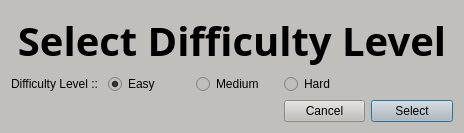
god-friend/SudokuGame, file selectlevel.ui: the form before one commit.
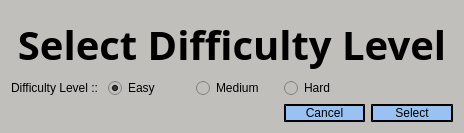
The form after the commit.

Patch:
```diff
--- a/selectlevel.ui
+++ b/selectlevel.ui
@@ -49,7 +49,19 @@
    <item row="2" column="4">
     <widget class="QPushButton" name="selectBtn">
      <property name="styleSheet">
-      <string notr="true">color: rgb(0, 0, 0);</string>
+      <string notr="true">QPushButton{
+	color: rgb(0, 0, 0);
+	background-color: rgb(153, 193, 241);
+	border-radius: 10px;
+	border-style: outset;
+	border-width: 2px;
+}
+QPushButton:hover {
+	background-color: rgb(26, 95, 180);
+}
+QPushButton:pressed {
+	background-color: rgb(220, 138, 221);
+}</string>
      </property>
      <property name="text">
       <string>Select</string>
@@ -122,7 +134,19 @@
    <item row="2" column="3">
     <widget class="QPushButton" name="pushButton">
      <property name="styleSheet">
-      <string notr="true">color: rgb(0, 0, 0);</string>
+      <string notr="true">QPushButton{
+	color: rgb(0, 0, 0);
+	background-color: rgb(153, 193, 241);
+	border-radius: 10px;
+	border-style: outset;
+	border-width: 2px;
+}
+QPushButton:hover {
+	background-color: rgb(26, 95, 180);
+}
+QPushButton:pressed {
+	background-color: rgb(220, 138, 221);
+}</string>
      </property>
      <property name="text">
       <string>Cancel</string>
```
